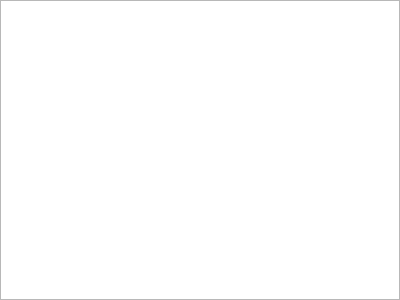
Qt form src/Gui/PianoRoll.ui (waddlesplash/ragingmidi) before a commit.
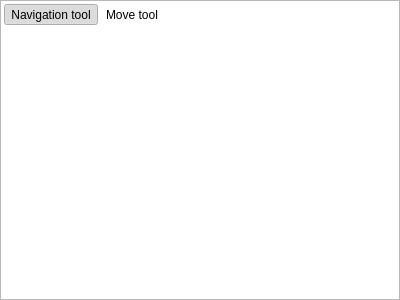
The same form after that commit.

What changed in the file:
```diff
--- a/src/Gui/PianoRoll.ui
+++ b/src/Gui/PianoRoll.ui
@@ -13,6 +13,29 @@
   <property name="windowTitle">
    <string>PianoRoll</string>
   </property>
+  <widget class="QToolBar" name="toolsToolbar">
+   <addaction name="actionNavigationTool"/>
+   <addaction name="actionMoveTool"/>
+  </widget>
+  <action name="actionNavigationTool">
+   <property name="checkable">
+    <bool>true</bool>
+   </property>
+   <property name="checked">
+    <bool>true</bool>
+   </property>
+   <property name="text">
+    <string>Navigation tool</string>
+   </property>
+  </action>
+  <action name="actionMoveTool">
+   <property name="checkable">
+    <bool>true</bool>
+   </property>
+   <property name="text">
+    <string>Move tool</string>
+   </property>
+  </action>
  </widget>
  <resources/>
  <connections/>
```
